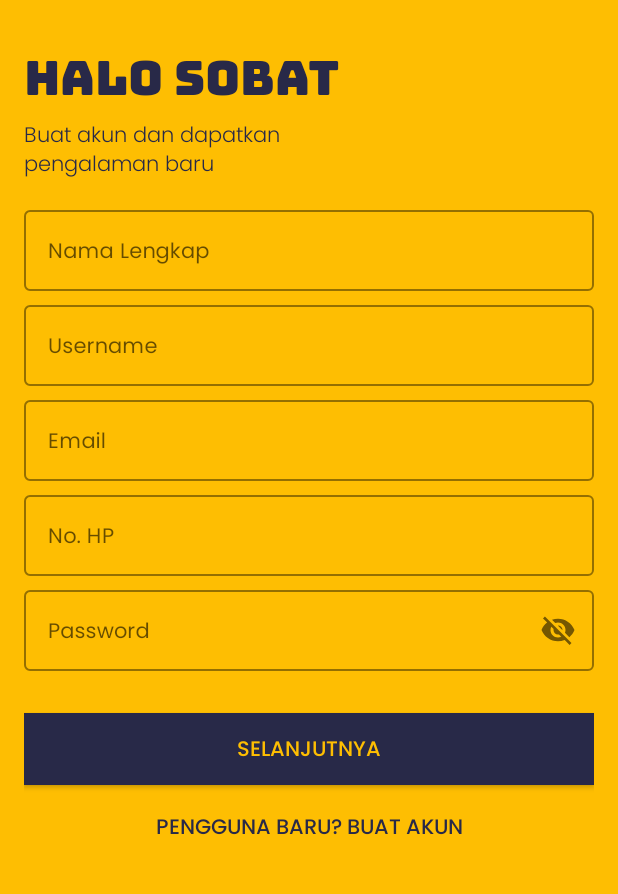
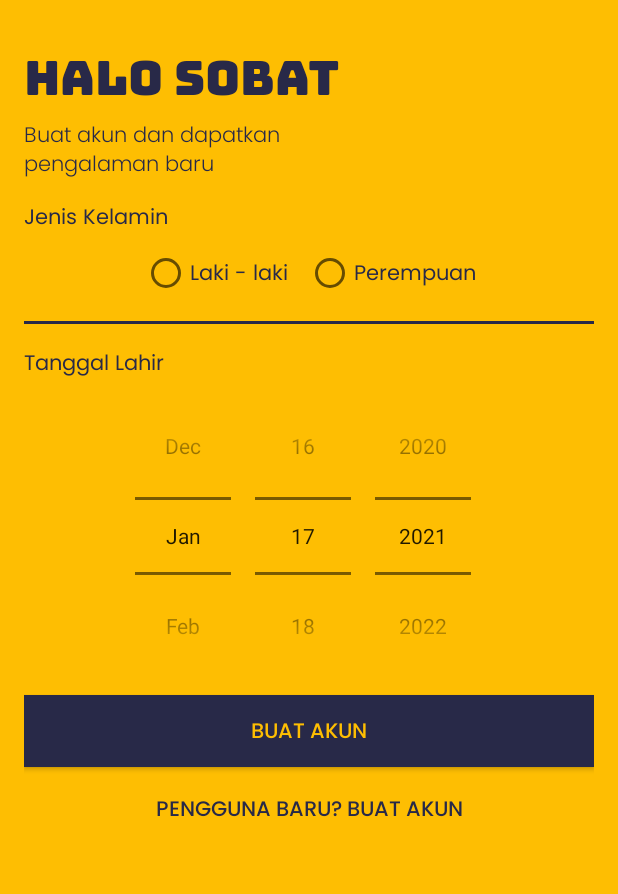
Before and after one commit to farrel25/GolekGuru, an Android app: the SignUpActivity screen opened directly, with no data from a screen before it, after a tap on "SELANJUTNYA", on a phone screen of 412 x 824 dp, the part 81-975 px from its top. Run offline under Robolectric (Android 15) with nearby library versions, the phone set to English and light mode, and no system bars; 1 other tap on this screen came first.

Commit message:
sign up xml 2, done

```diff
--- a/app/src/main/AndroidManifest.xml
+++ b/app/src/main/AndroidManifest.xml
@@ -9,6 +9,9 @@
         android:roundIcon="@mipmap/ic_launcher_round"
         android:supportsRtl="true"
         android:theme="@style/AppTheme">
+        <activity
+            android:name=".SignUpActivity2"
+            android:theme="@style/ThemeAuth" />
         <activity
             android:name=".SignUpActivity"
             android:theme="@style/ThemeAuth" />
--- a/app/src/main/java/com/farrel/corporation/golekguru/SignUpActivity.java
+++ b/app/src/main/java/com/farrel/corporation/golekguru/SignUpActivity.java
@@ -42,6 +42,7 @@ public class SignUpActivity extends AppCompatActivity {
     public void callLoginActivity(View view) {
         Intent loginActivity = new Intent(SignUpActivity.this, LoginActivity.class);
 
+        // Add shared Animation
         Pair[] pairs = new Pair[7];
         pairs[0] = new Pair<View, String>(tvAppName, "trans_app_name");
         pairs[1] = new Pair<View, String>(tvCaption, "trans_caption");
@@ -58,5 +59,25 @@ public class SignUpActivity extends AppCompatActivity {
     }
 
     public void callSignUpActivity2(View view) {
+        Intent signUpActivity2 = new Intent(SignUpActivity.this, SignUpActivity2.class);
+
+        // pass signup data on this activity to second signup activity
+        signUpActivity2.putExtra("fullName", tilFullName.getEditText().getText().toString().trim());
+        signUpActivity2.putExtra("userName", tilUsername.getEditText().getText().toString().trim());
+        signUpActivity2.putExtra("email", tilEmail.getEditText().getText().toString().trim());
+        signUpActivity2.putExtra("phone", tilPhoneNumber.getEditText().getText().toString().trim());
+        signUpActivity2.putExtra("password", tilPassword.getEditText().getText().toString().trim());
+
+        // Add shared Animation
+        Pair[] pairs = new Pair[5];
+        pairs[0] = new Pair<View, String>(tvAppName, "trans_app_name");
+        pairs[1] = new Pair<View, String>(tvCaption, "trans_caption");
+        pairs[2] = new Pair<View, String>(tvDesc, "trans_desc");
+        pairs[3] = new Pair<View, String>(btnNext, "trans_btn_submit");
+        pairs[4] = new Pair<View, String>(btnLogin, "trans_btn_submit2");
+
+        ActivityOptions options = ActivityOptions.makeSceneTransitionAnimation(SignUpActivity.this, pairs);
+
+        startActivity(signUpActivity2, options.toBundle());
     }
 }
--- /dev/null
+++ b/app/src/main/java/com/farrel/corporation/golekguru/SignUpActivity2.java
@@ -0,0 +1,67 @@
+package com.farrel.corporation.golekguru;
+
+import androidx.appcompat.app.AppCompatActivity;
+
+import android.app.ActivityOptions;
+import android.content.Intent;
+import android.os.Bundle;
+import android.util.Pair;
+import android.view.View;
+import android.view.WindowManager;
+import android.widget.Button;
+import android.widget.DatePicker;
+import android.widget.RadioButton;
+import android.widget.RadioGroup;
+import android.widget.TextView;
+
+public class SignUpActivity2 extends AppCompatActivity {
+
+    TextView tvAppName, tvCaption, tvDesc;
+    Button btnSignUp, btnLogin;
+    RadioGroup rgGender;
+    RadioButton rbGender;
+    DatePicker dpBirthDate;
+
+    @Override
+    protected void onCreate(Bundle savedInstanceState) {
+        super.onCreate(savedInstanceState);
+        // remove status bar view
+        getWindow().setFlags(WindowManager.LayoutParams.FLAG_FULLSCREEN, WindowManager.LayoutParams.FLAG_FULLSCREEN);
+        setContentView(R.layout.activity_sign_up2);
+
+        // Hooks
+        tvAppName = findViewById(R.id.sign_up2_tv_app_name);
+        tvCaption = findViewById(R.id.sign_up2_tv_caption);
+        tvDesc = findViewById(R.id.sign_up2_tv_desc);
+        rgGender = findViewById(R.id.sign_up2_radio_group_gender);
+        dpBirthDate = findViewById(R.id.sign_up2_birth_date);
+        btnSignUp = findViewById(R.id.sign_up2_btn_sign_up);
+        btnLogin = findViewById(R.id.sign_up2_btn_login);
+
+        // get passed data from SignupActivity
+        String fullName = getIntent().getStringExtra("fullName");
+        String userName = getIntent().getStringExtra("userName");
+        String email = getIntent().getStringExtra("email");
+        String phone = getIntent().getStringExtra("phone");
+        String password = getIntent().getStringExtra("password");
+    }
+
+    public void signUp(View view) {
+    }
+
+    public void callLoginActivity(View view) {
+        Intent loginActivity = new Intent(SignUpActivity2.this, LoginActivity.class);
+
+        Pair[] pairs = new Pair[5];
+        pairs[0] = new Pair<View, String>(tvAppName, "trans_app_name");
+        pairs[1] = new Pair<View, String>(tvCaption, "trans_caption");
+        pairs[2] = new Pair<View, String>(tvDesc, "trans_desc");
+        pairs[3] = new Pair<View, String>(btnSignUp, "trans_btn_submit");
+        pairs[4] = new Pair<View, String>(btnLogin, "trans_btn_submit2");
+
+        ActivityOptions options = ActivityOptions.makeSceneTransitionAnimation(SignUpActivity2.this, pairs);
+
+        startActivity(loginActivity, options.toBundle());
+        finish();
+    }
+}
--- /dev/null
+++ b/app/src/main/res/layout/activity_sign_up2.xml
@@ -0,0 +1,156 @@
+<?xml version="1.0" encoding="utf-8"?>
+<ScrollView xmlns:android="http://schemas.android.com/apk/res/android"
+    xmlns:app="http://schemas.android.com/apk/res-auto"
+    xmlns:tools="http://schemas.android.com/tools"
+    android:layout_width="match_parent"
+    android:layout_height="match_parent"
+    android:background="@color/yellow"
+    android:padding="16dp"
+    tools:context=".SignUpActivity2">
+
+    <LinearLayout
+        android:layout_width="match_parent"
+        android:layout_height="wrap_content"
+        android:layout_marginTop="12dp"
+        android:orientation="vertical">
+
+        <TextView
+            android:id="@+id/sign_up2_tv_app_name"
+            android:layout_width="wrap_content"
+            android:layout_height="wrap_content"
+            android:fontFamily="@font/bangers_regular"
+            android:includeFontPadding="false"
+            android:text="GolekGuru "
+            android:textAlignment="center"
+            android:textSize="24sp"
+            android:transitionName="trans_app_name" />
+
+        <TextView
+            android:id="@+id/sign_up2_tv_caption"
+            android:layout_width="wrap_content"
+            android:layout_height="wrap_content"
+            android:layout_marginTop="36dp"
+            android:fontFamily="@font/bungee_regular"
+            android:includeFontPadding="false"
+            android:text="Halo Sobat"
+            android:textColor="@color/textPrimary"
+            android:textSize="32sp"
+            android:transitionName="trans_caption" />
+
+        <TextView
+            android:id="@+id/sign_up2_tv_desc"
+            android:layout_width="wrap_content"
+            android:layout_height="wrap_content"
+            android:layout_marginTop="12dp"
+            android:fontFamily="@font/poppins_light"
+            android:includeFontPadding="false"
+            android:text="Buat akun dan dapatkan\npengalaman baru"
+            android:textColor="@color/textPrimary"
+            android:textSize="14sp"
+            android:transitionName="trans_desc" />
+
+        <LinearLayout
+            android:layout_width="match_parent"
+            android:layout_height="wrap_content"
+            android:layout_marginTop="16dp"
+            android:focusable="true"
+            android:focusableInTouchMode="true"
+            android:orientation="vertical">
+
+            <TextView
+                android:layout_width="match_parent"
+                android:layout_height="wrap_content"
+                android:text="Jenis Kelamin"
+                android:fontFamily="@font/poppins_regular"
+                android:includeFontPadding="false"
+                android:textSize="14sp"
+                android:textColor="@color/textPrimary"
+                />
+
+            <RadioGroup
+                android:id="@+id/sign_up2_radio_group_gender"
+                android:layout_width="match_parent"
+                android:layout_height="match_parent"
+                android:orientation="horizontal"
+                android:gravity="center"
+                android:layout_marginTop="12dp">
+
+                <RadioButton
+                    android:id="@+id/sign_up2_radio_btn_male"
+                    android:layout_width="wrap_content"
+                    android:layout_height="wrap_content"
+                    android:text="Laki - laki"
+                    android:fontFamily="@font/poppins_regular"
+                    android:includeFontPadding="false"
+                    android:textSize="14sp"
+                    android:textColor="@color/textPrimary"
+                    android:layout_marginEnd="12dp"/>
+
+                <RadioButton
+                    android:id="@+id/sign_up2_radio_btn_female"
+                    android:layout_width="wrap_content"
+                    android:layout_height="wrap_content"
+                    android:text="Perempuan"
+                    android:fontFamily="@font/poppins_regular"
+                    android:includeFontPadding="false"
+                    android:textSize="14sp"
+                    android:textColor="@color/textPrimary" />
+
+            </RadioGroup>
+
+            <View
+                android:layout_width="match_parent"
+                android:layout_height="2dp"
+                android:background="@color/textPrimary"
+                android:layout_marginVertical="16dp"
+                />
+
+            <TextView
+                android:layout_width="match_parent"
+                android:layout_height="wrap_content"
+                android:text="Tanggal Lahir"
+                android:fontFamily="@font/poppins_regular"
+                android:includeFontPadding="false"
+                android:textSize="14sp"
+                android:textColor="@color/textPrimary"
+                />
+
+            <DatePicker
+                android:id="@+id/sign_up2_birth_date"
+                android:layout_width="match_parent"
+                android:layout_height="wrap_content"
+                android:datePickerMode="spinner"
+                android:calendarViewShown="false"
+                android:spinnersShown="true"
+                />
+
+        </LinearLayout>
+
+        <Button
+            android:id="@+id/sign_up2_btn_sign_up"
+            android:layout_width="match_parent"
+            android:layout_height="wrap_content"
+            android:background="@color/textPrimary"
+            android:fontFamily="@font/poppins_medium"
+            android:includeFontPadding="false"
+            android:onClick="signUp"
+            android:text="Buat Akun"
+            android:textColor="@color/yellow"
+            android:transitionName="trans_btn_submit" />
+
+        <Button
+            android:id="@+id/sign_up2_btn_login"
+            style="?android:attr/borderlessButtonStyle"
+            android:layout_width="match_parent"
+            android:layout_height="wrap_content"
+            android:layout_margin="4dp"
+            android:fontFamily="@font/poppins_medium"
+            android:includeFontPadding="false"
+            android:text="Pengguna baru? Buat akun"
+            android:onClick="callLoginActivity"
+            android:textColor="@color/textPrimary"
+            android:transitionName="trans_btn_submit2" />
+
+    </LinearLayout>
+
+</ScrollView>
```
